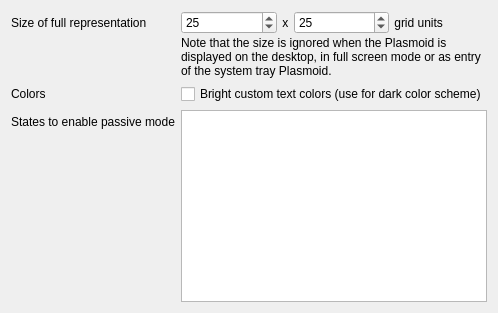
The window that plasmoid/lib/appearanceoptionpage.ui (Martchus/syncthingtray) describes before a commit, drawn with Qt 5.
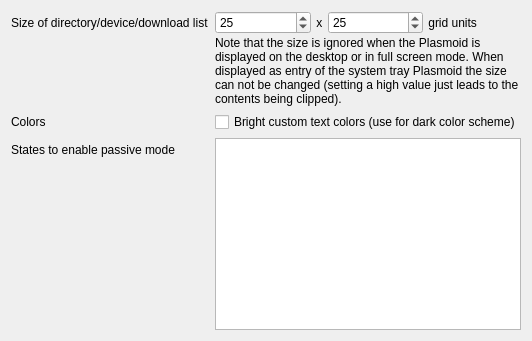
The same window after the commit. Icons and pictures are not drawn.

Commit message: Improve sizing of Plasmoid

The edit to the form file:
```diff
--- a/plasmoid/lib/appearanceoptionpage.ui
+++ b/plasmoid/lib/appearanceoptionpage.ui
@@ -15,7 +15,7 @@
      <item row="0" column="0">
       <widget class="QLabel" name="sizeLabel">
        <property name="text">
-        <string>Size of full representation</string>
+        <string>Size of directory/device/download list</string>
        </property>
       </widget>
      </item>
@@ -43,7 +43,7 @@
          <item>
           <widget class="QSpinBox" name="widthSpinBox">
            <property name="minimum">
-            <number>20</number>
+            <number>0</number>
            </property>
            <property name="maximum">
             <number>1000</number>
@@ -75,7 +75,7 @@
          <item>
           <widget class="QSpinBox" name="heightSpinBox">
            <property name="minimum">
-            <number>15</number>
+            <number>0</number>
            </property>
            <property name="maximum">
             <number>1000</number>
@@ -109,7 +109,7 @@
           </sizepolicy>
          </property>
          <property name="text">
-          <string>Note that the size is ignored when the Plasmoid is displayed on the desktop, in full screen mode or as entry of the system tray Plasmoid.</string>
+          <string>Note that the size is ignored when the Plasmoid is displayed on the desktop or in full screen mode. When displayed as entry of the system tray Plasmoid the size can not be changed (setting a high value just leads to the contents being clipped).</string>
          </property>
          <property name="wordWrap">
           <bool>true</bool>
```
The commit also changes 1 other file.
